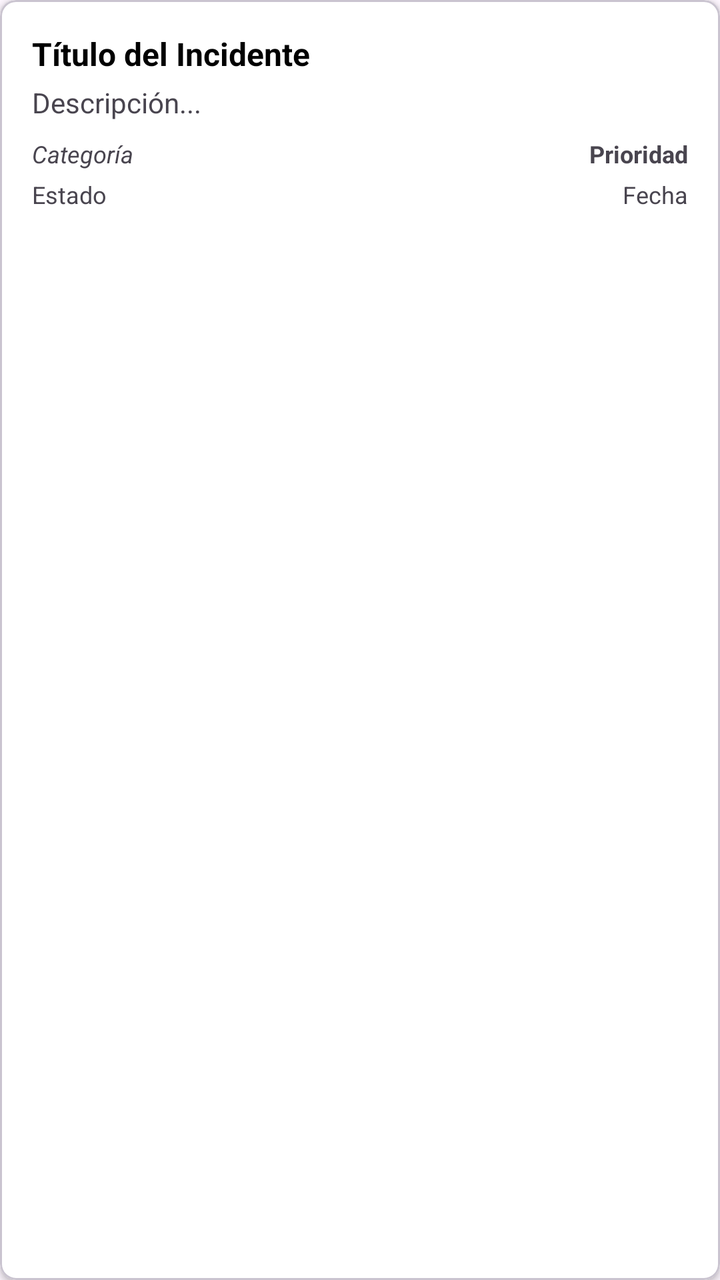
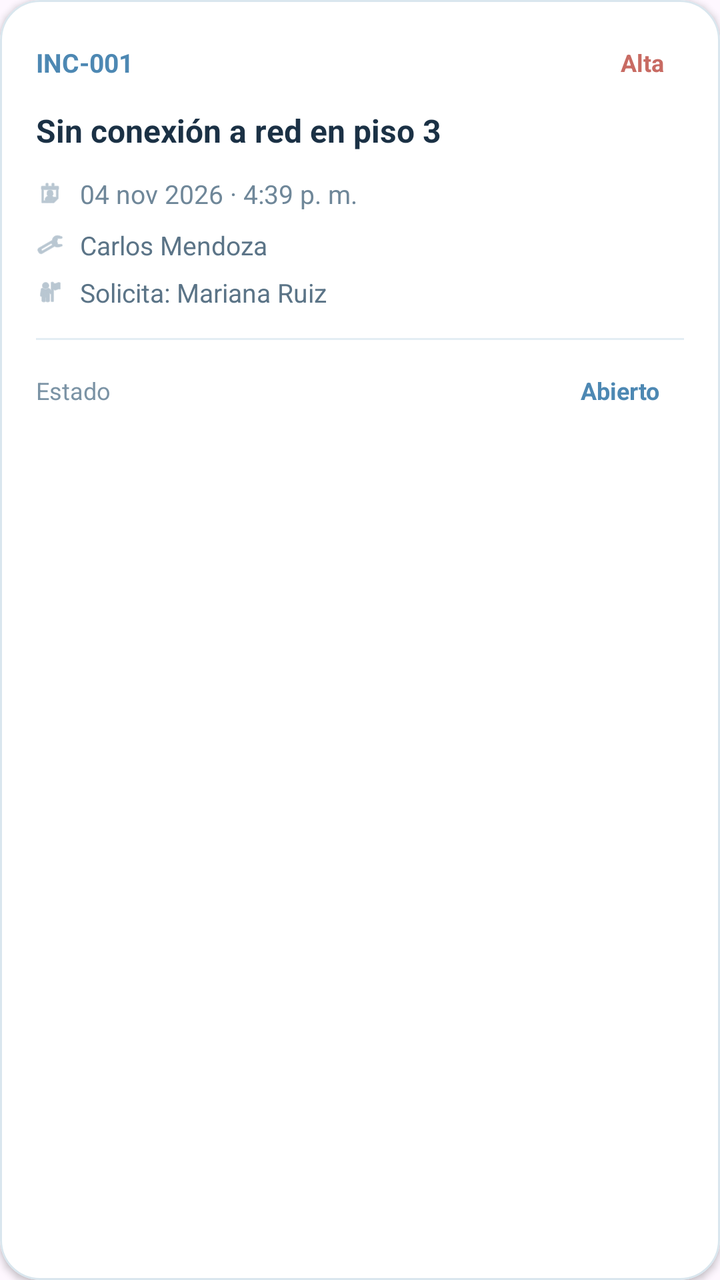

An Android layout rendered at two revisions. The XML below is the earlier revision; the diff shows what the commit changed to produce the second picture.
<!-- AndroidManifest.xml: application theme Theme.PY_DAMB2026II -->
<!-- res/layout/usat_incident_card.xml -->
<?xml version="1.0" encoding="utf-8"?>
<com.google.android.material.card.MaterialCardView xmlns:android="http://schemas.android.com/apk/res/android"
    xmlns:app="http://schemas.android.com/apk/res-auto"
    android:layout_width="match_parent"
    android:layout_height="wrap_content"
    android:layout_margin="8dp"
    app:cardBackgroundColor="@android:color/white"
    app:cardElevation="2dp"
    app:cardCornerRadius="8dp">

    <LinearLayout
        android:layout_width="match_parent"
        android:layout_height="wrap_content"
        android:orientation="vertical"
        android:padding="16dp">

        <TextView
            android:id="@+id/incident_title"
            android:layout_width="match_parent"
            android:layout_height="wrap_content"
            android:text="Título del Incidente"
            android:textStyle="bold"
            android:textSize="16sp"
            android:textColor="@android:color/black" />

        <TextView
            android:id="@+id/incident_description"
            android:layout_width="match_parent"
            android:layout_height="wrap_content"
            android:text="Descripción..."
            android:textSize="14sp"
            android:layout_marginTop="4dp" />

        <LinearLayout
            android:layout_width="match_parent"
            android:layout_height="wrap_content"
            android:orientation="horizontal"
            android:layout_marginTop="8dp">

            <TextView
                android:id="@+id/incident_category"
                android:layout_width="0dp"
                android:layout_height="wrap_content"
                android:layout_weight="1"
                android:text="Categoría"
                android:textSize="12sp"
                android:textStyle="italic" />

            <TextView
                android:id="@+id/incident_priority"
                android:layout_width="wrap_content"
                android:layout_height="wrap_content"
                android:text="Prioridad"
                android:textSize="12sp"
                android:textStyle="bold" />
        </LinearLayout>

        <LinearLayout
            android:layout_width="match_parent"
            android:layout_height="wrap_content"
            android:orientation="horizontal"
            android:layout_marginTop="4dp">

            <TextView
                android:id="@+id/incident_status"
                android:layout_width="0dp"
                android:layout_height="wrap_content"
                android:layout_weight="1"
                android:text="Estado"
                android:textSize="12sp" />

            <TextView
                android:id="@+id/incident_date"
                android:layout_width="wrap_content"
                android:layout_height="wrap_content"
                android:text="Fecha"
                android:textSize="12sp" />
        </LinearLayout>

    </LinearLayout>
</com.google.android.material.card.MaterialCardView>
<!-- resources referenced by this layout -->
<resources>
  <style name="Theme.PY_DAMB2026II" parent="Base.Theme.PY_DAMB2026II" />
  <style name="Base.Theme.PY_DAMB2026II" parent="Theme.Material3.DayNight.NoActionBar">
          
          
      </style>
</resources>

<!-- the commit's change to res/layout/usat_incident_card.xml (unified diff, before → after) -->
@@ -3,78 +3,177 @@
     xmlns:app="http://schemas.android.com/apk/res-auto"
     android:layout_width="match_parent"
     android:layout_height="wrap_content"
-    android:layout_margin="8dp"
+    android:layout_marginStart="8dp"
+    android:layout_marginEnd="8dp"
+    android:layout_marginTop="8dp"
+    android:layout_marginBottom="8dp"
     app:cardBackgroundColor="@android:color/white"
+    app:cardCornerRadius="20dp"
     app:cardElevation="2dp"
-    app:cardCornerRadius="8dp">
+    app:strokeColor="#D9E6EE"
+    app:strokeWidth="1dp">
 
     <LinearLayout
         android:layout_width="match_parent"
         android:layout_height="wrap_content"
         android:orientation="vertical"
-        android:padding="16dp">
+        android:padding="18dp">
+
+        <LinearLayout
+            android:layout_width="match_parent"
+            android:layout_height="wrap_content"
+            android:gravity="center_vertical"
+            android:orientation="horizontal">
+
+            <TextView
+                android:id="@+id/incident_code"
+                android:layout_width="wrap_content"
+                android:layout_height="wrap_content"
+                android:text="INC-001"
+                android:textColor="#4D88B3"
+                android:textSize="13sp"
+                android:textStyle="bold" />
+
+            <View
+                android:layout_width="0dp"
+                android:layout_height="0dp"
+                android:layout_weight="1" />
+
+            <TextView
+                android:id="@+id/incident_priority_chip"
+                android:layout_width="wrap_content"
+                android:layout_height="wrap_content"
+                android:paddingStart="10dp"
+                android:paddingTop="5dp"
+                android:paddingEnd="10dp"
+                android:paddingBottom="5dp"
+                android:text="Alta"
+                android:textColor="#C86B63"
+                android:textSize="12sp"
+                android:textStyle="bold" />
+        </LinearLayout>
+
 
         <TextView
             android:id="@+id/incident_title"
             android:layout_width="match_parent"
             android:layout_height="wrap_content"
-            android:text="Título del Incidente"
+            android:layout_marginTop="10dp"
+            android:fontFamily="sans-serif"
+            android:text="Sin conexión a red en piso 3"
+            android:textColor="#1B3145"
+            android:textSize="16sp"
             android:textStyle="bold"
-            android:textSize="16sp"
-            android:textColor="@android:color/black" />
+            android:maxLines="2"
+            android:ellipsize="end" />
 
-        <TextView
-            android:id="@+id/incident_description"
-            android:layout_width="match_parent"
-            android:layout_height="wrap_content"
-            android:text="Descripción..."
-            android:textSize="14sp"
-            android:layout_marginTop="4dp" />
 
         <LinearLayout
             android:layout_width="match_parent"
             android:layout_height="wrap_content"
-            android:orientation="horizontal"
-            android:layout_marginTop="8dp">
+            android:layout_marginTop="12dp"
+            android:gravity="center_vertical"
+            android:orientation="horizontal">
+
+            <ImageView
+                android:layout_width="14dp"
+                android:layout_height="14dp"
+                android:src="@android:drawable/ic_menu_my_calendar"
+                app:tint="#8AA1B3" />
 
             <TextView
-                android:id="@+id/incident_category"
-                android:layout_width="0dp"
-                android:layout_height="wrap_content"
-                android:layout_weight="1"
-                android:text="Categoría"
-                android:textSize="12sp"
-                android:textStyle="italic" />
-
-            <TextView
-                android:id="@+id/incident_priority"
+                android:id="@+id/incident_date"
                 android:layout_width="wrap_content"
                 android:layout_height="wrap_content"
-                android:text="Prioridad"
-                android:textSize="12sp"
-                android:textStyle="bold" />
+                android:layout_marginStart="8dp"
+                android:text="04 nov 2026 · 4:39 p. m."
+                android:textColor="#6F8799"
+                android:textSize="13sp" />
         </LinearLayout>
 
         <LinearLayout
             android:layout_width="match_parent"
             android:layout_height="wrap_content"
-            android:orientation="horizontal"
-            android:layout_marginTop="4dp">
+            android:layout_marginTop="8dp"
+            android:gravity="center_vertical"
+            android:orientation="horizontal">
+
+            <ImageView
+                android:layout_width="14dp"
+                android:layout_height="14dp"
+                android:src="@android:drawable/ic_menu_manage"
+                app:tint="#8AA1B3" />
 
             <TextView
-                android:id="@+id/incident_status"
-                android:layout_width="0dp"
+                android:id="@+id/incident_tecnico"
+                android:layout_width="wrap_content"
                 android:layout_height="wrap_content"
-                android:layout_weight="1"
+                android:layout_marginStart="8dp"
+                android:text="Carlos Mendoza"
+                android:textColor="#5B7487"
+                android:textSize="13sp" />
+        </LinearLayout>
+
+        <LinearLayout
+            android:layout_width="match_parent"
+            android:layout_height="wrap_content"
+            android:layout_marginTop="6dp"
+            android:gravity="center_vertical"
+            android:orientation="horizontal">
+
+            <ImageView
+                android:layout_width="14dp"
+                android:layout_height="14dp"
+                android:src="@android:drawable/ic_menu_myplaces"
+                app:tint="#8AA1B3" />
+
+            <TextView
+                android:id="@+id/incident_solicitante"
+                android:layout_width="wrap_content"
+                android:layout_height="wrap_content"
+                android:layout_marginStart="8dp"
+                android:text="Solicita: Mariana Ruiz"
+                android:textColor="#5B7487"
+                android:textSize="13sp" />
+        </LinearLayout>
+
+        <View
+            android:layout_width="match_parent"
+            android:layout_height="1dp"
+            android:layout_marginTop="14dp"
+            android:background="#E3EDF4" />
+
+        <LinearLayout
+            android:layout_width="match_parent"
+            android:layout_height="wrap_content"
+            android:layout_marginTop="12dp"
+            android:gravity="center_vertical"
+            android:orientation="horizontal">
+
+            <TextView
+                android:layout_width="wrap_content"
+                android:layout_height="wrap_content"
                 android:text="Estado"
+                android:textColor="#7B93A5"
                 android:textSize="12sp" />
 
+            <View
+                android:layout_width="0dp"
+                android:layout_height="0dp"
+                android:layout_weight="1" />
+
             <TextView
-                android:id="@+id/incident_date"
+                android:id="@+id/incident_status_chip"
                 android:layout_width="wrap_content"
                 android:layout_height="wrap_content"
-                android:text="Fecha"
-                android:textSize="12sp" />
+                android:paddingStart="12dp"
+                android:paddingTop="5dp"
+                android:paddingEnd="12dp"
+                android:paddingBottom="5dp"
+                android:text="Abierto"
+                android:textColor="#4D88B3"
+                android:textSize="12sp"
+                android:textStyle="bold" />
         </LinearLayout>
 
     </LinearLayout>
